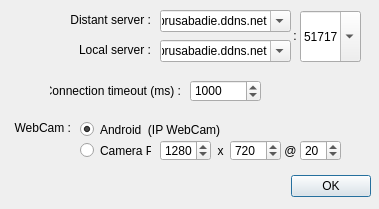
First picture: the form in Prusa_TCP_Client/server_options.ui, repository ClementAbadie/Prusa_TCP_Client, before the edit.
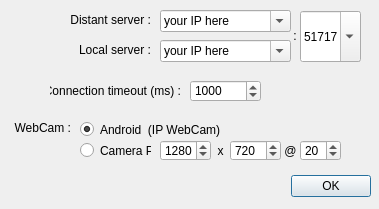
Second picture: the form after the edit.

The edit to the form file:
```diff
--- a/Prusa_TCP_Client/server_options.ui
+++ b/Prusa_TCP_Client/server_options.ui
@@ -251,7 +251,7 @@
     <bool>true</bool>
    </property>
    <property name="currentText">
-    <string>prusabadie.ddns.net</string>
+    <string>your IP here</string>
    </property>
   </widget>
   <widget class="QLabel" name="Server_IP_PORT_separator">
@@ -280,7 +280,7 @@
     <bool>true</bool>
    </property>
    <property name="currentText">
-    <string>prusabadie.ddns.net</string>
+    <string>your IP here</string>
    </property>
   </widget>
   <widget class="QLabel" name="label_timeout_3">
```
